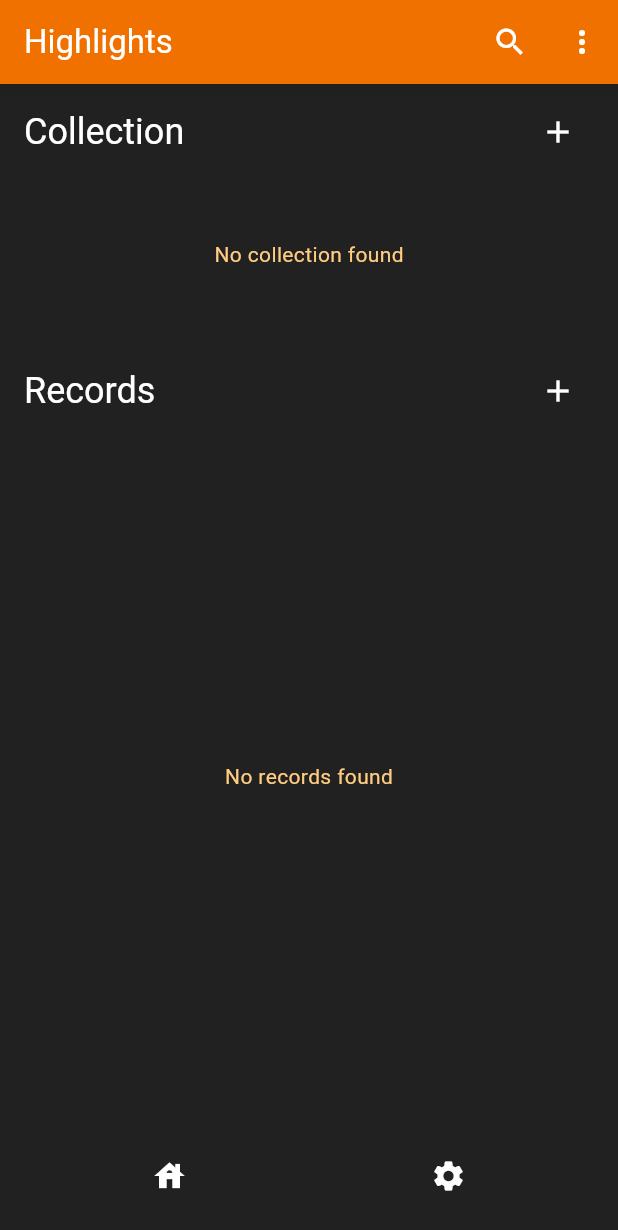
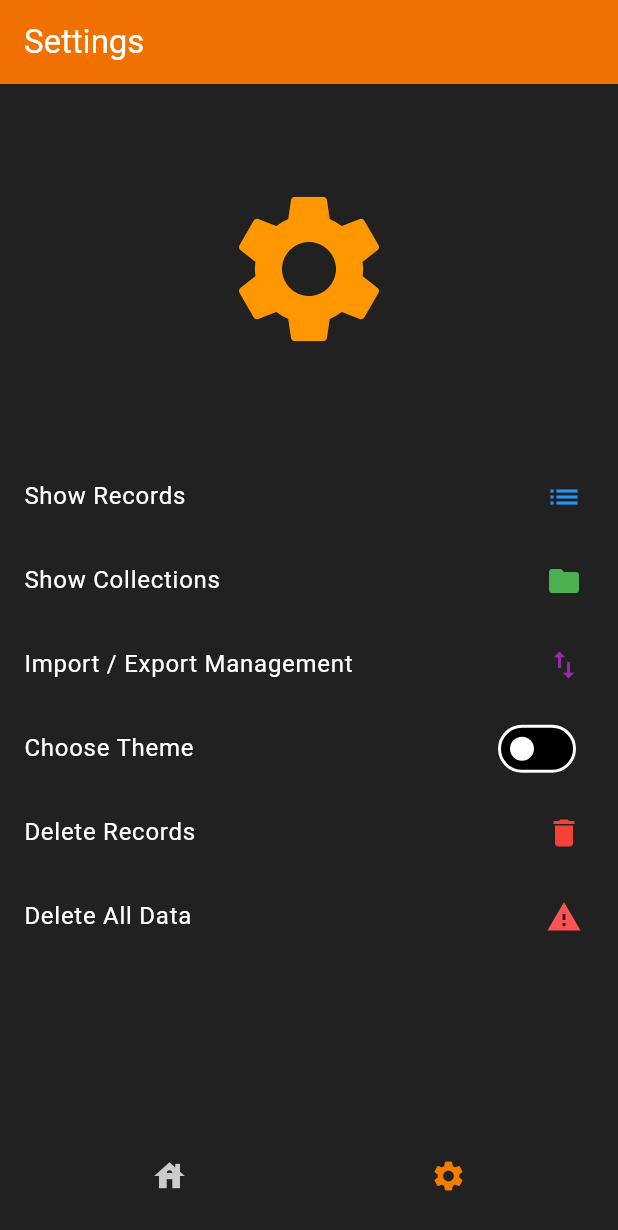
Before and after one commit to tychesama/highlights-app, a Flutter app: the screen it shows after launch, after a tap on the "settings" icon, on a phone screen of 412 x 824 dp. Shown: the top 1230 px of the screen. Run offline on Flutter 3.47's test engine with Material 3 defaults, Android fonts, the phone set to English and light mode, and no system bars; our stand-ins replace image_picker, shared_preferences, sqflite; accounts and stored records are empty.

Commit message:
feat: Settings and Screen rework
- Added MainScreen
- Nested Settings and HomeScreen
- Settings basic functions available

```diff
--- a/lib/main.dart
+++ b/lib/main.dart
@@ -1,4 +1,5 @@
 import 'package:flutter/material.dart';
+import 'package:highlight_marker/screens/main_screen.dart';
 import 'package:provider/provider.dart';
 import 'providers/record_provider.dart';
 import 'providers/collection_provider.dart';
@@ -48,7 +49,7 @@ class MyApp extends StatelessWidget {
           onError: Colors.white,
         ),
       ),
-      home: HomeScreen(),
+      home: MainScreen(),
       navigatorKey: NavigationService.navigatorKey,
     );
   }
--- a/lib/providers/collection_provider.dart
+++ b/lib/providers/collection_provider.dart
@@ -60,8 +60,15 @@ class CollectionProvider with ChangeNotifier {
     }
   }
 
-  Future<void> fetchCollections() async {
+  Future<List<Collection>> fetchCollections() async {
     _collections = await DatabaseHelper.instance.getCollections();
+    notifyListeners();
+    return _collections;
+  }
+
+  Future<void> clearAllCollections() async {
+    await DatabaseHelper.instance.clearAllCollections();
+    _collections.clear();
     notifyListeners();
   }
 
--- a/lib/screens/home_screen.dart
+++ b/lib/screens/home_screen.dart
@@ -9,6 +9,7 @@ import 'record_screen.dart';
 import 'collection_info_screen.dart';
 import 'dart:io';
 import '../services/database_helper.dart';
+import 'settings_screen.dart';
 
 class HomeScreen extends StatefulWidget {
   @override
@@ -716,17 +717,13 @@ class _HomeScreenState extends State<HomeScreen> {
                           ),
                           if (!_isAtTop)
                             Positioned(
-                              bottom:
-                                  16,
-                              right:
-                                  20,
+                              bottom: 16,
+                              right: 20,
                               child: FloatingActionButton(
                                 onPressed: () {
                                   _scrollController.animateTo(
                                     0,
-                                    duration: Duration(
-                                      milliseconds: 300,
-                                    ),
+                                    duration: Duration(milliseconds: 300),
                                     curve: Curves.easeInOut,
                                   );
                                 },
@@ -743,44 +740,7 @@ class _HomeScreenState extends State<HomeScreen> {
           ),
         ],
       ),
-      bottomNavigationBar: BottomAppBar(
-        color: Colors.transparent,
-        child: Padding(
-          padding: EdgeInsets.all(4.0),
-          child: Row(
-            mainAxisAlignment: MainAxisAlignment.spaceBetween,
-            children: [
-              Expanded(
-                child: InkWell(
-                  onTap: () {
-                    print('Home pressed');
-                  },
-                  child: Container(
-                    alignment: Alignment.center,
-                    height: 60,
-                    color: Colors.transparent,
-                    child: Icon(Icons.house),
-                  ),
-                ),
-              ),
 
-              Expanded(
-                child: InkWell(
-                  onTap: () {
-                    DatabaseHelper.instance.viewAllData();
-                  },
-                  child: Container(
-                    alignment: Alignment.center,
-                    height: 60,
-                    color: Colors.transparent,
-                    child: Icon(Icons.settings),
-                  ),
-                ),
-              ),
-            ],
-          ),
-        ),
-      ),
     );
   }
 }
--- /dev/null
+++ b/lib/screens/main_screen.dart
@@ -0,0 +1,77 @@
+import 'package:flutter/material.dart';
+import '../screens/home_screen.dart';
+import '../screens/settings_screen.dart';
+
+class MainScreen extends StatefulWidget {
+  @override
+  _MainScreenState createState() => _MainScreenState();
+}
+
+class _MainScreenState extends State<MainScreen> {
+  int _currentIndex = 0;
+  final PageController _pageController = PageController();
+
+  void _onTabTapped(int index) {
+    setState(() {
+      _currentIndex = index;
+    });
+    _pageController.animateToPage(
+      index,
+      duration: Duration(milliseconds: 300),
+      curve: Curves.easeInOut,
+    );
+  }
+
+  @override
+  Widget build(BuildContext context) {
+    return Scaffold(
+      body: PageView(
+        controller: _pageController,
+        physics: NeverScrollableScrollPhysics(),
+        children: [
+          HomeScreen(),
+          SettingsScreen(),
+        ],
+      ),
+      bottomNavigationBar: BottomAppBar(
+        color: Colors.transparent,
+        child: Padding(
+          padding: EdgeInsets.all(4.0),
+          child: Row(
+            mainAxisAlignment: MainAxisAlignment.spaceBetween,
+            children: [
+              Expanded(
+                child: InkWell(
+                  onTap: () => _onTabTapped(0),
+                  child: Container(
+                    alignment: Alignment.center,
+                    height: 60,
+                    color: Colors.transparent,
+                    child: Icon(
+                      Icons.house,
+                      color: _currentIndex == 0 ? Colors.orange.shade700 : const Color.fromARGB(221, 230, 230, 230),
+                    ),
+                  ),
+                ),
+              ),
+              Expanded(
+                child: InkWell(
+                  onTap: () => _onTabTapped(1),
+                  child: Container(
+                    alignment: Alignment.center,
+                    height: 60,
+                    color: Colors.transparent,
+                    child: Icon(
+                      Icons.settings,
+                      color: _currentIndex == 1 ? Colors.orange.shade700 : const Color.fromARGB(221, 230, 230, 230),
+                    ),
+                  ),
+                ),
+              ),
+            ],
+          ),
+        ),
+      ),
+    );
+  }
+}
--- /dev/null
+++ b/lib/screens/settings_screen.dart
@@ -0,0 +1,139 @@
+import 'package:flutter/material.dart';
+import 'package:provider/provider.dart';
+import 'package:shared_preferences/shared_preferences.dart';
+import '../providers/record_provider.dart';
+import '../providers/collection_provider.dart';
+
+class SettingsScreen extends StatefulWidget {
+  @override
+  _SettingsScreenState createState() => _SettingsScreenState();
+}
+
+class _SettingsScreenState extends State<SettingsScreen> {
+  bool _darkMode = false;
+
+  @override
+  void initState() {
+    super.initState();
+    _loadSettings();
+  }
+
+  Future<void> _loadSettings() async {
+    final prefs = await SharedPreferences.getInstance();
+    setState(() {
+      _darkMode = prefs.getBool('darkMode') ?? false;
+    });
+  }
+
+  Future<void> _updateTheme(bool value) async {
+    final prefs = await SharedPreferences.getInstance();
+    await prefs.setBool('darkMode', value);
+    setState(() => _darkMode = value);
+  }
+
+  void _showRecords() {
+    final recordProvider = Provider.of<RecordProvider>(context, listen: false);
+    final records = recordProvider.getAllRecords();
+
+    for (var record in records) {
+      print("Record: ${record.name}, Episode: ${record.episode}, Notes: ${record.notes}");
+    }
+
+    ScaffoldMessenger.of(context).showSnackBar(
+      SnackBar(content: Text("Records printed to console")),
+    );
+  }
+
+  Future<void> _showCollections() async {
+  final collectionProvider = Provider.of<CollectionProvider>(context, listen: false);
+  final collections = await collectionProvider.fetchCollections(); // Await the future
+
+  for (var collection in collections) {
+    print("Collection: ${collection.name}, Type: ${collection.type}");
+  }
+
+  ScaffoldMessenger.of(context).showSnackBar(
+    SnackBar(content: Text("Collections printed to console")),
+  );
+}
+
+
+  Future<void> _clearRecords() async {
+    final recordProvider = Provider.of<RecordProvider>(context, listen: false);
+    await recordProvider.clearAllRecords();
+    ScaffoldMessenger.of(context).showSnackBar(
+      SnackBar(content: Text("All records cleared!")),
+    );
+  }
+
+  Future<void> _clearAllData() async {
+    final recordProvider = Provider.of<RecordProvider>(context, listen: false);
+    final collectionProvider = Provider.of<CollectionProvider>(context, listen: false);
+
+    await recordProvider.clearAllRecords();
+    await collectionProvider.clearAllCollections(); // Implement this method
+
+    ScaffoldMessenger.of(context).showSnackBar(
+      SnackBar(content: Text("All records and collections deleted!")),
+    );
+  }
+
+  void _openImportExportScreen() {
+
+  }
+
+  @override
+  Widget build(BuildContext context) {
+    return Scaffold(
+      appBar: AppBar(title: Text("Settings")),
+      body: Column(
+        children: [
+          // Logo Section (30% of screen height)
+          Container(
+            height: MediaQuery.of(context).size.height * 0.3,
+            alignment: Alignment.center,
+            child: Icon(Icons.settings, size: 120, color: Colors.orange),
+          ),
+
+          // Settings List
+          Expanded(
+            child: ListView(
+              children: [
+                ListTile(
+                  title: Text("Show Records"),
+                  trailing: Icon(Icons.list, color: Colors.blue),
+                  onTap: _showRecords,
+                ),
+                ListTile(
+                  title: Text("Show Collections"),
+                  trailing: Icon(Icons.folder, color: Colors.green),
+                  onTap: _showCollections,
+                ),
+                ListTile(
+                  title: Text("Import / Export Management"),
+                  trailing: Icon(Icons.import_export, color: Colors.purple),
+                  onTap: _openImportExportScreen,
+                ),
+                SwitchListTile(
+                  title: Text("Choose Theme"),
+                  value: _darkMode,
+                  onChanged: _updateTheme,
+                ),
+                ListTile(
+                  title: Text("Delete Records"),
+                  trailing: Icon(Icons.delete, color: Colors.red),
+                  onTap: _clearRecords,
+                ),
+                ListTile(
+                  title: Text("Delete All Data"),
+                  trailing: Icon(Icons.warning, color: Colors.redAccent),
+                  onTap: _clearAllData,
+                ),
+              ],
+            ),
+          ),
+        ],
+      ),
+    );
+  }
+}
--- a/lib/services/database_helper.dart
+++ b/lib/services/database_helper.dart
@@ -208,6 +208,16 @@ class DatabaseHelper {
         .toList();
   }
 
+  Future<void> clearAllRecords() async {
+    final db = await database;
+    await db.delete('records');
+  }
+
+  Future<void> clearAllCollections() async {
+  final db = await database;
+  await db.delete('collections');
+}
+
   Future<void> viewAllData() async {
     final db = await database;
     final records = await db.query('records');
--- a/pubspec.yaml
+++ b/pubspec.yaml
@@ -38,6 +38,7 @@ dependencies:
   # The following adds the Cupertino Icons font to your application.
   # Use with the CupertinoIcons class for iOS style icons.
   cupertino_icons: ^1.0.8
+  shared_preferences: ^2.5.2
 
 dev_dependencies:
   flutter_test:
```
Also changed, not shown: lib/providers/record_provider.dart (+10 -0 lines), pubspec.lock.
